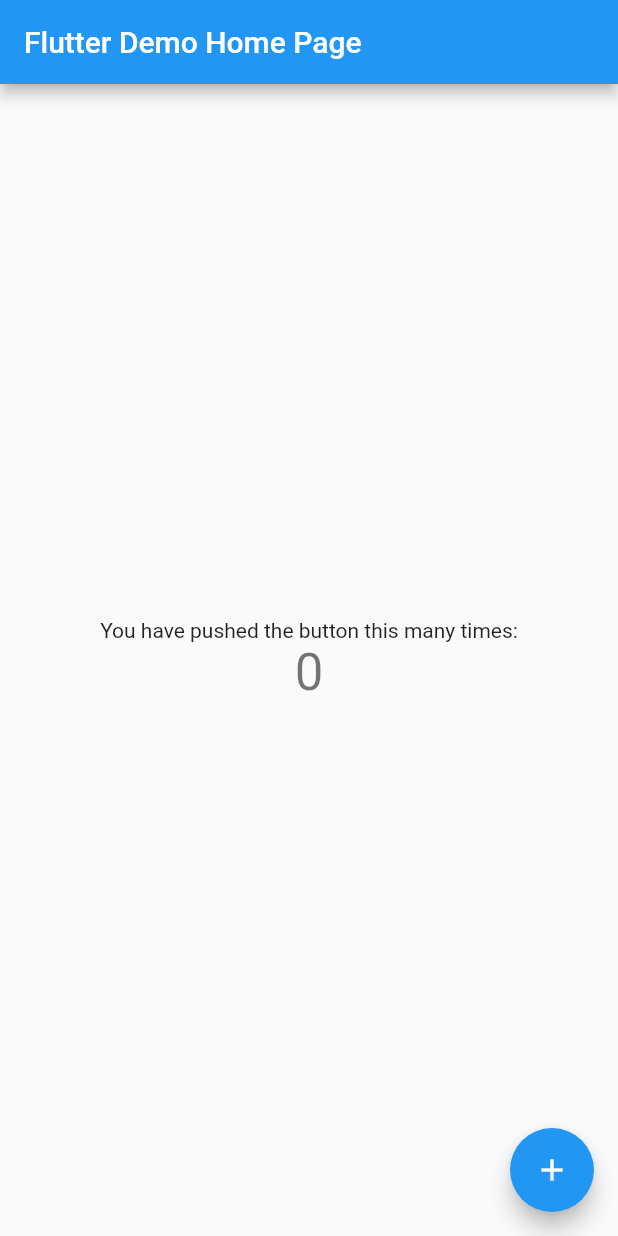
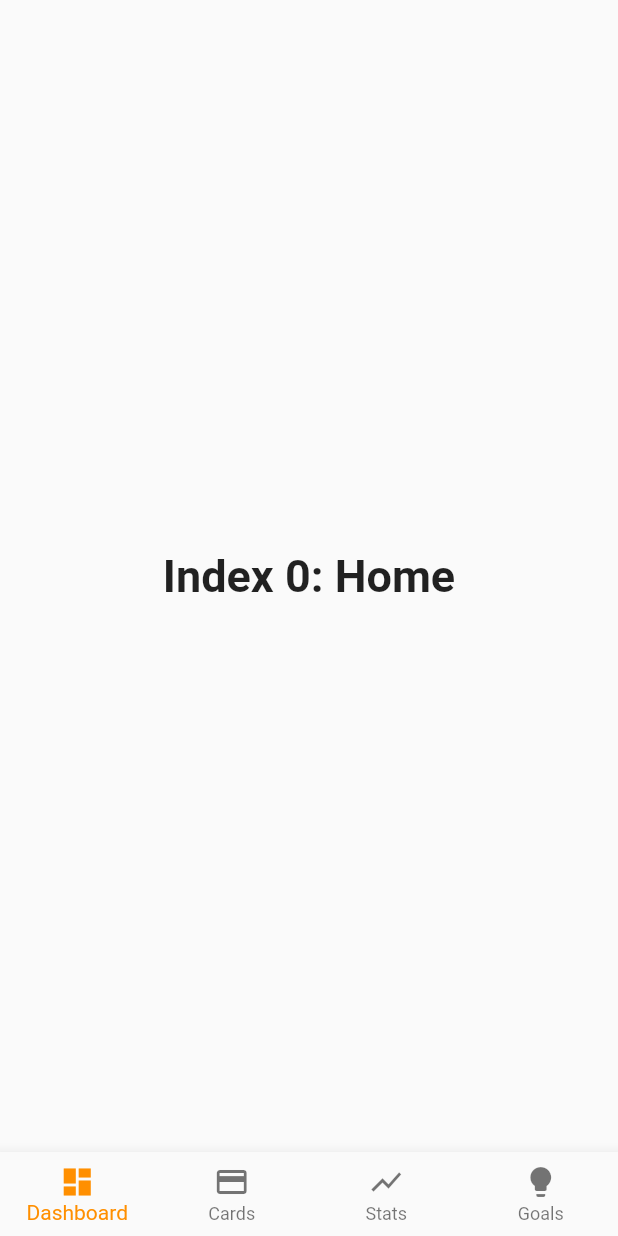
Before and after one commit to pufi656/ana, a Flutter app: the screen it shows after launch, on a phone screen of 412 x 824 dp. Run offline on Flutter 3.47's test engine with Material 2 defaults, Android fonts, the phone set to English and light mode, and no system bars.

Commit message:
Implemented navbar

```diff
--- a/lib/main.dart
+++ b/lib/main.dart
@@ -10,7 +10,7 @@
   @override
   Widget build(BuildContext context) {
     return MaterialApp(
-      title: 'Flutter Demo',
+      title: 'Ana',
       theme: ThemeData(
         // This is the theme of your application.
         //
@@ -23,7 +23,7 @@
         // is not restarted.
         primarySwatch: Colors.blue,
       ),
-      home: MyHomePage(title: 'Flutter Demo Home Page'),
+      home: MyHomePage(title: 'Ana'),
     );
   }
 }
@@ -47,68 +47,64 @@
 }
 
 class _MyHomePageState extends State<MyHomePage> {
-  int _counter = 0;
+  int _selectedIndex = 0;
+  static const TextStyle optionStyle =
+  TextStyle(fontSize: 30, fontWeight: FontWeight.bold);
+  static const List<Widget> _widgetOptions = <Widget>[
+    Text(
+      'Index 0: Home',
+      style: optionStyle,
+    ),
+    Text(
+      'Index 1: Business',
+      style: optionStyle,
+    ),
+    Text(
+      'Index 2: School',
+      style: optionStyle,
+    ),
+    Text(
+      'Index 3: test',
+      style: optionStyle,
+    ),
+  ];
 
-  void _incrementCounter() {
+  void _onItemTapped(int index) {
     setState(() {
-      // This call to setState tells the Flutter framework that something has
-      // changed in this State, which causes it to rerun the build method below
-      // so that the display can reflect the updated values. If we changed
-      // _counter without calling setState(), then the build method would not be
-      // called again, and so nothing would appear to happen.
-      _counter++;
+      _selectedIndex = index;
     });
   }
 
   @override
   Widget build(BuildContext context) {
-    // This method is rerun every time setState is called, for instance as done
-    // by the _incrementCounter method above.
-    //
-    // The Flutter framework has been optimized to make rerunning build methods
-    // fast, so that you can just rebuild anything that needs updating rather
-    // than having to individually change instances of widgets.
     return Scaffold(
-      appBar: AppBar(
-        // Here we take the value from the MyHomePage object that was created by
-        // the App.build method, and use it to set our appbar title.
-        title: Text(widget.title),
+      body: Center(
+        child: _widgetOptions.elementAt(_selectedIndex),
       ),
-      body: Center(
-        // Center is a layout widget. It takes a single child and positions it
-        // in the middle of the parent.
-        child: Column(
-          // Column is also a layout widget. It takes a list of children and
-          // arranges them vertically. By default, it sizes itself to fit its
-          // children horizontally, and tries to be as tall as its parent.
-          //
-          // Invoke "debug painting" (press "p" in the console, choose the
-          // "Toggle Debug Paint" action from the Flutter Inspector in Android
-          // Studio, or the "Toggle Debug Paint" command in Visual Studio Code)
-          // to see the wireframe for each widget.
-          //
-          // Column has various properties to control how it sizes itself and
-          // how it positions its children. Here we use mainAxisAlignment to
-          // center the children vertically; the main axis here is the vertical
-          // axis because Columns are vertical (the cross axis would be
-          // horizontal).
-          mainAxisAlignment: MainAxisAlignment.center,
-          children: <Widget>[
-            Text(
-              'You have pushed the button this many times:',
-            ),
-            Text(
-              '$_counter',
-              style: Theme.of(context).textTheme.headline4,
-            ),
-          ],
-        ),
+      bottomNavigationBar: BottomNavigationBar(
+        type: BottomNavigationBarType.fixed,
+        items: const <BottomNavigationBarItem>[
+          BottomNavigationBarItem(
+            icon: Icon(Icons.dashboard),
+            label: 'Dashboard',
+          ),
+          BottomNavigationBarItem(
+            icon: Icon(Icons.credit_card),
+            label: 'Cards',
+          ),
+          BottomNavigationBarItem(
+            icon: Icon(Icons.show_chart),
+            label: 'Stats',
+          ),
+          BottomNavigationBarItem(
+            icon: Icon(Icons.lightbulb),
+            label: 'Goals',
+          ),
+        ],
+        currentIndex: _selectedIndex,
+        selectedItemColor: Colors.amber[800],
+        onTap: _onItemTapped,
       ),
-      floatingActionButton: FloatingActionButton(
-        onPressed: _incrementCounter,
-        tooltip: 'Increment',
-        child: Icon(Icons.add),
-      ), // This trailing comma makes auto-formatting nicer for build methods.
     );
   }
 }
```
Also changed, not shown: lib/cards.dart (added), lib/dashboard.dart (added), lib/goals.dart (added), lib/stats.dart (added), 1 other file.
